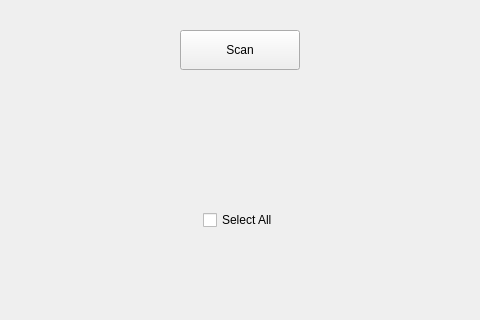
The window that shared/nexis/Pages/SystemCleaner/system_cleaner_page.ui (s4solutionsllc/Nexis) describes before a commit, drawn with Qt 5; both pictures show x 272 to 752 and y 321 to 641 of the 1025 by 736 pixel window.
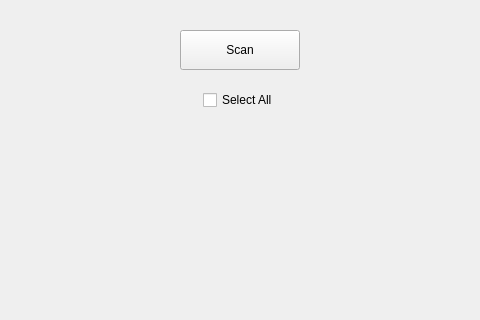
The same window after the commit. The open tabs and pages were chosen to show the change. Icons and pictures are not drawn.

Commit message:
fix(ui): move Select All toggle directly below Scan button
Move checkSelectAllSystemScan from grid row 10 to row 8, placing it
immediately after the Scan button (row 7) instead of after the
loading spinner (row 9).

Patch:
```diff
--- a/shared/nexis/Pages/SystemCleaner/system_cleaner_page.ui
+++ b/shared/nexis/Pages/SystemCleaner/system_cleaner_page.ui
@@ -623,7 +623,7 @@
          </property>
         </widget>
        </item>
-       <item row="10" column="2" colspan="8" alignment="Qt::AlignHCenter|Qt::AlignTop">
+       <item row="8" column="2" colspan="8" alignment="Qt::AlignHCenter|Qt::AlignTop">
         <widget class="QCheckBox" name="checkSelectAllSystemScan">
          <property name="sizePolicy">
           <sizepolicy hsizetype="Expanding" vsizetype="Expanding">
```
